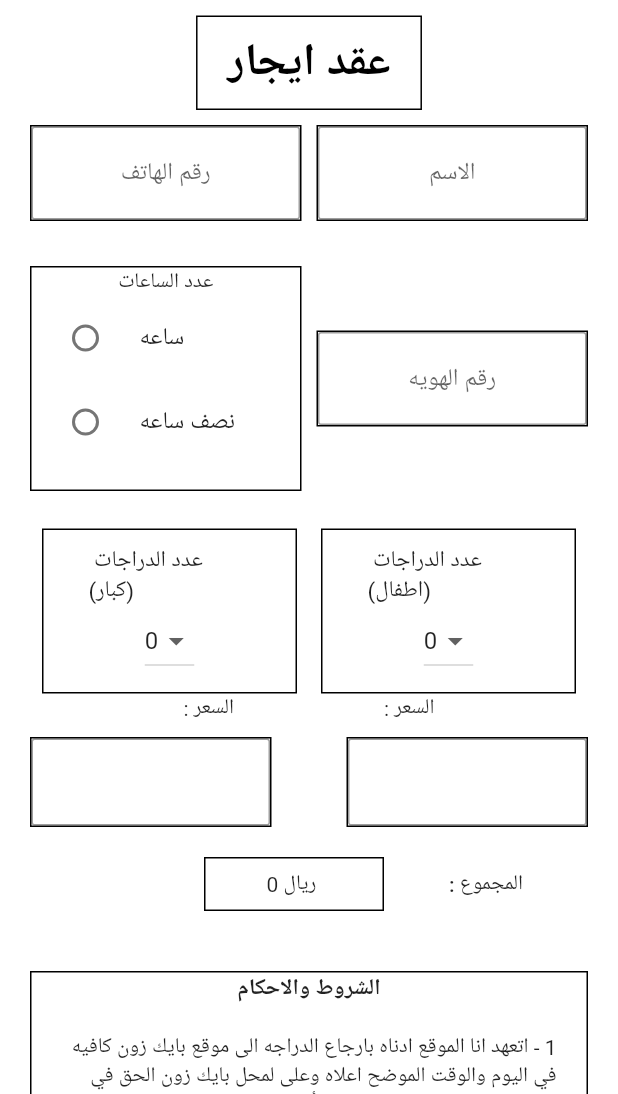
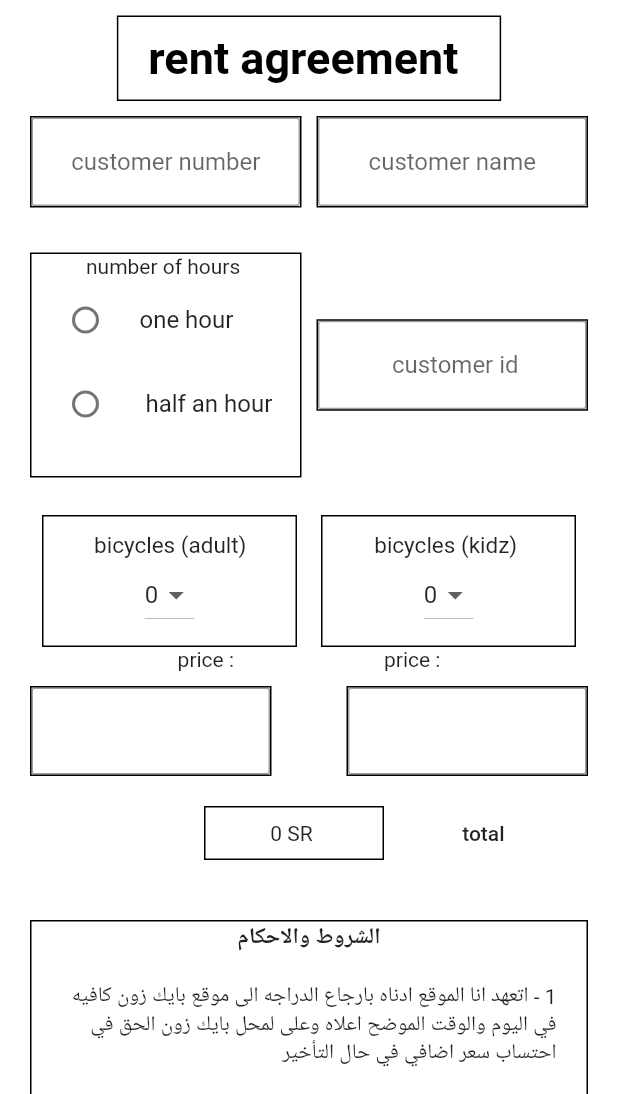
Before and after one commit to mBahshwan/bikeZone, a Flutter app: the AgrementScreen screen opened by its route, on a phone screen of 412 x 824 dp, the part 142-1236 px from its top. Run offline on Flutter 3.47's test engine with Material 2 defaults, Android fonts, the light colour scheme and no system bars; our stand-ins replace jiffy, shared_preferences, signature, sqflite; accounts and stored records are empty.

Commit message:
first commit

```diff
--- a/assets/lang/en.json
+++ b/assets/lang/en.json
@@ -3,5 +3,24 @@
     "show customers" : "show customer list",
     "current renters" : "current renters",
     "customer list" : "customer list",
-    "custimer details" : "customer details"
+    "rent agreement" : "rent agreement",
+    "customer details" : "customer details",
+    "customer name" : "customer name",
+    "customer number" : "customer number ",
+    "customer id" : " customer id",
+    "how long" : "number of hours",
+    "one hour" : "one hour",
+    "half an hour" : " half an hour",
+    "how many adult bicycle" : " bicycles (adult)" ,
+    "how many kidz bicycle" : "bicycles (kidz)",
+    "price" : "price",
+    "rial" : "SR",
+    "total" : "total",
+    "number of visits" : "number of visits" ,
+    "customer visit date" : "customer visit date",
+    "customer login time" : "customer login time",
+    "rent duration" : "rent duration",
+    "delete note1" : " note : if you press on the basket, it will delete",
+    "delete note2" : "his number is",
+    "sure delete" : "are you sure that you want to delete"
 }
--- a/lib/main.dart
+++ b/lib/main.dart
@@ -11,13 +11,9 @@ import 'package:bike_zoon_app/widgets/testTimer.dart';
 import 'package:flutter/material.dart';
 import 'package:flutter_localizations/flutter_localizations.dart';
 import 'package:provider/provider.dart';
-import 'package:shared_preferences/shared_preferences.dart';
 
-SharedPreferences? mySharedPreferences;
 
 void main() async {
-  WidgetsFlutterBinding.ensureInitialized();
-  mySharedPreferences = await SharedPreferences.getInstance();
   runApp(const MyApp());
 }
 
--- a/lib/screens/currentRentrs.dart
+++ b/lib/screens/currentRentrs.dart
@@ -1,3 +1,4 @@
+import 'package:bike_zoon_app/components/appLocal.dart';
 import 'package:bike_zoon_app/database/sqlflite.dart';
 import 'package:flutter/material.dart';
 import 'package:jiffy/jiffy.dart';
@@ -34,7 +35,7 @@ class _CurrentRentrsState extends State<CurrentRentrs> {
       resizeToAvoidBottomInset: false,
       appBar: AppBar(
           centerTitle: true,
-          title: Text("المستأجرين الحاليين"),
+          title: Text("${getLang(context, "current renters")} "),
           leading: IconButton(
               onPressed: () {
                 Navigator.of(context).pop();
@@ -59,8 +60,8 @@ class _CurrentRentrsState extends State<CurrentRentrs> {
                     crossAxisAlignment: CrossAxisAlignment.center,
                     mainAxisAlignment: MainAxisAlignment.spaceAround,
                     children: <Widget>[
-                      Text(":رقم هاتف العميل"),
-                      Text(":اسم المستأجر")
+                      Text("${getLang(context, "customer number")}"),
+                      Text("${getLang(context, "customer name")} ")
                     ],
                   ),
                   SizedBox(height: 5),
@@ -90,23 +91,23 @@ class _CurrentRentrsState extends State<CurrentRentrs> {
                           decoration:
                               BoxDecoration(border: Border.all(width: 1)),
                           child: Text(
-                              "${currentRenter[i]['kidzCycles']} : (صغار) عدد الدراجات")),
+                              "${currentRenter[i]['kidzCycles']} : ${getLang(context, "how many kidz bicycle")} ")),
                       Container(
                           padding: EdgeInsets.all(6),
                           decoration:
                               BoxDecoration(border: Border.all(width: 1)),
                           child: Text(
-                              "${currentRenter[i]['adultCycles']}  : (كبار)عدد الدراجات ")),
+                              "${currentRenter[i]['adultCycles']}  :${getLang(context, "how many adult bicycle")} ")),
                       IconButton(
                           onPressed: () {
                             showDialog(
                                 context: context,
                                 builder: (context) => AlertDialog(
                                       content: Text(
-                                        "هل انت متأكد من انك تريد الحذف",
+                                        "${getLang(context, "sure delete")} ",
                                       ),
                                       title: Text(
-                                          "ملاحظه : اذا ضغطت على نعم سيتم حذف ${currentRenter[i]["name"]}  صاحب الرقم لهاتف ${currentRenter[i]["phone"]}",
+                                          "   ${getLang(context, "delete note1")}  ${currentRenter[i]["name"]}  ${getLang(context, "delete note2")}  ${currentRenter[i]["phone"]}",
                                           style: TextStyle(fontSize: 13)),
                                       actions: [
                                         IconButton(
@@ -145,8 +146,8 @@ class _CurrentRentrsState extends State<CurrentRentrs> {
                     crossAxisAlignment: CrossAxisAlignment.center,
                     mainAxisAlignment: MainAxisAlignment.spaceAround,
                     children: <Widget>[
-                      Text(":المده المستأجره "),
-                      Text(":وقت دخول العميل ")
+                      Text(":${getLang(context, "rent duration")} "),
+                      Text(":${getLang(context, "customer login time")} ")
                     ],
                   ),
                   Row(
--- a/lib/screens/customerDetails.dart
+++ b/lib/screens/customerDetails.dart
@@ -1,3 +1,4 @@
+import 'package:bike_zoon_app/components/appLocal.dart';
 import 'package:bike_zoon_app/database/sqlflite.dart';
 import 'package:bike_zoon_app/screens/renewAgrement.dart';
 import 'package:bike_zoon_app/widgets/CID.dart';
@@ -63,7 +64,7 @@ class _CustomerDetailsState extends State<CustomerDetails> {
             child: Icon(Icons.add)),
         appBar: AppBar(
             title: Text(
-              "تفاصيل العميل",
+              "${getLang(context, "customer details")}",
               textAlign: TextAlign.center,
             ),
             leading: IconButton(
--- a/lib/screens/showdata.dart
+++ b/lib/screens/showdata.dart
@@ -80,10 +80,9 @@ class _ShowDataState extends State<ShowData> {
                             context: context,
                             builder: (context) => AlertDialog(
                                   content: Text(
-                                    "هل انت متأكد من انك تريد الحذف",
-                                  ),
+                                      " ${getLang(context, "sure delete")}"),
                                   title: Text(
-                                      "ملاحظه : اذا ضغطت على نعم سيتم حذف ${customerTitle[i]['name']}",
+                                      " ${getLang(context, "delete note1")} ${customerTitle[i]['name']}",
                                       style: TextStyle(fontSize: 13)),
                                   actions: [
                                     IconButton(
--- a/lib/widgets/agrementWidget.dart
+++ b/lib/widgets/agrementWidget.dart
@@ -1,4 +1,5 @@
 import 'dart:typed_data';
+import 'package:bike_zoon_app/components/appLocal.dart';
 import 'package:bike_zoon_app/database/sqlflite.dart';
 import 'package:bike_zoon_app/providers/howManyCycleSelected.dart';
 import 'package:bike_zoon_app/providers/rentDuration.dart';
@@ -66,8 +67,8 @@ class AgrementWidget extends StatelessWidget {
                     border: Border.all(color: Colors.black, width: 1)),
                 padding:
                     const EdgeInsets.symmetric(vertical: 10, horizontal: 20),
-                child: const Text(
-                  "عقد ايجار",
+                child: Text(
+                  "${getLang(context, "rent agreement")} ",
                   style: const TextStyle(
                       color: Colors.black,
                       fontSize: 30,
@@ -79,13 +80,13 @@ class AgrementWidget extends StatelessWidget {
                 mainAxisAlignment: MainAxisAlignment.center,
                 children: [
                   TextFormInfo(
-                    infoType: "رقم الهاتف",
+                    infoType: "${getLang(context, "customer number")} ",
                     keybordType: TextInputType.phone,
                     controller: customerPhoneNumber,
                   ),
                   const SizedBox(width: 10),
                   TextFormInfo(
-                      infoType: "الاسم",
+                      infoType: "${getLang(context, "customer name")} ",
                       keybordType: TextInputType.name,
                       controller: customerName),
                 ],
@@ -99,7 +100,7 @@ class AgrementWidget extends StatelessWidget {
                     width: 10,
                   ),
                   TextFormInfo(
-                    infoType: "رقم الهويه",
+                    infoType: "${getLang(context, "customer id")} ",
                     keybordType: TextInputType.number,
                     controller: customerId,
                   ),
@@ -119,10 +120,10 @@ class AgrementWidget extends StatelessWidget {
                   crossAxisAlignment: CrossAxisAlignment.center,
                   mainAxisAlignment: MainAxisAlignment.center,
                   children: [
-                    Text(": السعر"),
+                    Text("${getLang(context, "price")} :"),
                     Padding(
                       padding: const EdgeInsets.only(left: 100),
-                      child: Text(": السعر"),
+                      child: Text("${getLang(context, "price")} :"),
                     )
                   ]),
               Row(
@@ -193,7 +194,7 @@ class AgrementWidget extends StatelessWidget {
                 child: Consumer<TotalPrice>(
                   builder: (context, val, child) => ListTile(
                       title: MaterialButton(
-                          child: Text(": المجموع"),
+                          child: Text("${getLang(context, "total")} "),
                           onPressed: () {
                             val.getTotal();
                           }),
@@ -208,7 +209,8 @@ class AgrementWidget extends StatelessWidget {
                             decoration:
                                 BoxDecoration(border: Border.all(width: 1)),
                             margin: EdgeInsets.symmetric(vertical: 10),
-                            child: Text("${val.totalPrice} ريال ")),
+                            child: Text(
+                                "${val.totalPrice} ${getLang(context, "rial")} ")),
                       )),
                 ),
               ),
--- a/lib/widgets/howLong.dart
+++ b/lib/widgets/howLong.dart
@@ -1,3 +1,4 @@
+import 'package:bike_zoon_app/components/appLocal.dart';
 import 'package:bike_zoon_app/providers/rentDuration.dart';
 import 'package:flutter/material.dart';
 import 'package:provider/provider.dart';
@@ -21,17 +22,17 @@ class _HowLongCycleState extends State<HowLongCycle> {
         decoration: BoxDecoration(border: Border.all(width: 1)),
         child: Consumer<RentDuration>(
           builder: (context, valu, child) => Column(children: [
-            Text("عدد الساعات"),
+            Text("${getLang(context, "how long")} "),
             RadioListTile(
-                title: Text("ساعه"),
-                value: "ساعه",
+                title: Text("${getLang(context, "one hour")} "),
+                value: "${getLang(context, "one hour")} ",
                 groupValue: valu.howLong,
                 onChanged: (val) {
                   valu.changeDuration(val);
                 }),
             RadioListTile(
-                title: Text("نصف ساعه"),
-                value: "نصف ساعه",
+                title: Text("${getLang(context, "half an hour")} "),
+                value: "${getLang(context, "half an hour")} ",
                 groupValue: valu.howLong,
                 onChanged: (val) {
                   valu.changeDuration(val);
--- a/lib/widgets/howManyCycleAdult.dart
+++ b/lib/widgets/howManyCycleAdult.dart
@@ -1,3 +1,4 @@
+import 'package:bike_zoon_app/components/appLocal.dart';
 import 'package:bike_zoon_app/providers/howManyCycleSelected.dart';
 import 'package:flutter/material.dart';
 import 'package:provider/provider.dart';
@@ -18,7 +19,7 @@ class _HowManyCyclesAdultState extends State<HowManyCyclesAdult> {
       child: Column(
         children: [
           Text(
-            " عدد الدراجات (كبار)",
+            "${getLang(context, "how many adult bicycle")} ",
             style: TextStyle(fontSize: 15),
           ),
           Consumer<HowManyCycleSelectedAdult>(
--- a/lib/widgets/howManyCycleKidz.dart
+++ b/lib/widgets/howManyCycleKidz.dart
@@ -1,3 +1,4 @@
+import 'package:bike_zoon_app/components/appLocal.dart';
 import 'package:bike_zoon_app/providers/howManyCycleSelected.dart';
 import 'package:flutter/material.dart';
 import 'package:provider/provider.dart';
@@ -18,7 +19,7 @@ class _HowManyCyclesKidzState extends State<HowManyCyclesKidz> {
       child: Column(
         children: [
           Text(
-            " عدد الدراجات (اطفال)",
+            "${getLang(context, "how many kidz bicycle")} ",
             style: TextStyle(fontSize: 15),
           ),
           Consumer<HowManyCycleSelectedKidz>(
--- a/lib/widgets/mainScreenWidget.dart
+++ b/lib/widgets/mainScreenWidget.dart
@@ -17,6 +17,7 @@ class _MainScreenWidgetState extends State<MainScreenWidget> {
           gridDelegate: SliverGridDelegateWithFixedCrossAxisCount(
             crossAxisCount: 2,
             mainAxisSpacing: 6,
+            childAspectRatio: 1,
             crossAxisSpacing: 6,
           ),
           children: [
```
Also changed, not shown: assets/lang/ar.json (+21 -1 lines), lib/widgets/CID.dart (+15 -27 lines).
